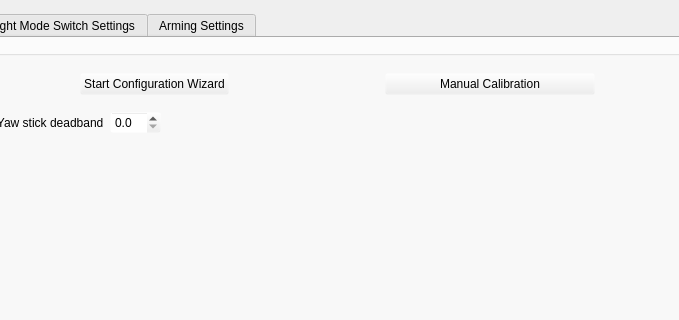
This is ground/gcs/src/plugins/config/input.ui in d-ronin/dRonin as Qt 5 draws it before an edit; both pictures show x 110 to 789 and y 0 to 320 of the 895 by 672 pixel window. The edited form follows.
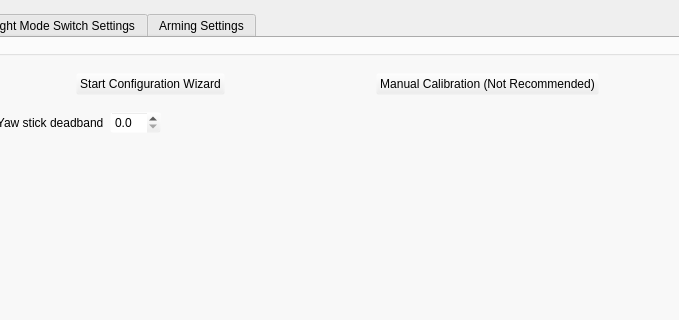
This is the edited form. Icons and pictures are not drawn.

Commit message: gcs: input: add "not recommended" to manual calibration

Patch:
```diff
--- a/ground/gcs/src/plugins/config/input.ui
+++ b/ground/gcs/src/plugins/config/input.ui
@@ -256,7 +256,7 @@
                        <bool>false</bool>
                       </property>
                       <property name="text">
-                       <string>Manual Calibration</string>
+                       <string>Manual Calibration (Not Recommended)</string>
                       </property>
                       <property name="checkable">
                        <bool>true</bool>
```
